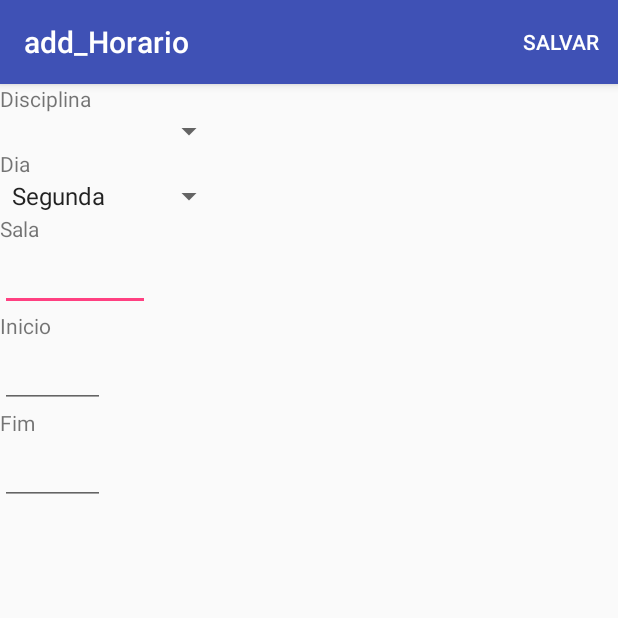
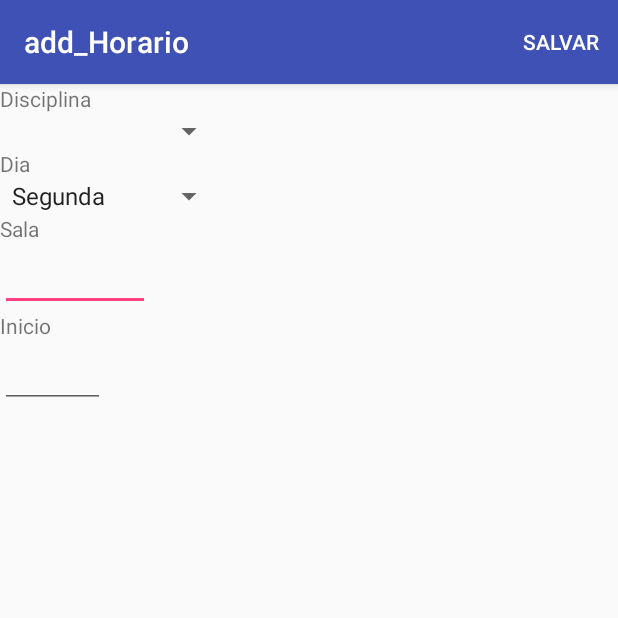
Before and after one commit to PabloAbreu95/Efficient, an Android app: the add_Horario screen opened directly, with no data from a screen before it, on a phone screen of 412 x 824 dp, the top half of it. Run offline under Robolectric (Android 15) with nearby library versions, the phone set to English and light mode, and no system bars; 4 statements that could not run were skipped.

Commit message:
removido horario final dos horarios (necessário fazer restrição quando a multiplos horários com mesma data de início)

```diff
--- a/app/src/main/java/com/example/pablo/efficient/HorarioPackage/add_Horario.java
+++ b/app/src/main/java/com/example/pablo/efficient/HorarioPackage/add_Horario.java
@@ -33,8 +33,8 @@ public class add_Horario extends AppCompatActivity {
     private horarioBD bd;
 
     private ArrayList<String> nomes;
-    int horainicial, minutoinicial, horafinal, minutofinal;
-    EditText horainicio, horariofim;
+    int horainicial, minutoinicial;
+    EditText horainicio;
 
 
     @Override
@@ -65,7 +65,7 @@ public class add_Horario extends AppCompatActivity {
 
 
         horainicio = (EditText) findViewById(R.id.edtTextHorarioInicio);
-        horariofim = (EditText) findViewById(R.id.edtTextHorarioFim);
+
 
 
 //Permissões para leitura e escrita
@@ -107,18 +107,7 @@ public class add_Horario extends AppCompatActivity {
     }
 
 
-    public void set_timefim(View view) {
-        final Calendar calendar = Calendar.getInstance();
-        horafinal = calendar.get(calendar.HOUR_OF_DAY);
-        minutofinal = calendar.get(calendar.MINUTE);
-        TimePickerDialog timepickerfim = new TimePickerDialog(this, new TimePickerDialog.OnTimeSetListener() {
-            @Override
-            public void onTimeSet(TimePicker view, int hourOfDay, int minute) {
-                horariofim.setText(String.format("%02d:%02d", hourOfDay, minute));
-            }
-        }, horafinal, minutofinal, true);
-        timepickerfim.show();
-    }
+
 
 
     @Override
@@ -142,7 +131,7 @@ public class add_Horario extends AppCompatActivity {
             Spinner spinnerDiaHorario = (Spinner) findViewById(R.id.spinnerDiaHorario);
             EditText salahorario = (EditText) findViewById(R.id.editTextSalaHorario);
             EditText horainicio = (EditText) findViewById(R.id.edtTextHorarioInicio);
-            EditText horariofim = (EditText) findViewById(R.id.edtTextHorarioFim);
+
 
 
             //Setando valores e adicionando
@@ -151,7 +140,7 @@ public class add_Horario extends AppCompatActivity {
             horario.setDia(spinnerDiaHorario.getSelectedItem().toString());
             horario.setSala(salahorario.getText().toString());
             horario.setInicio(horainicio.getText().toString());
-            horario.setFim(horariofim.getText().toString());
+
             bd.addHorario(horario);
             Toast.makeText(getBaseContext(), "Horario adicionado", Toast.LENGTH_SHORT).show();
             finish();
--- a/app/src/main/res/layout/content_add__horario.xml
+++ b/app/src/main/res/layout/content_add__horario.xml
@@ -68,22 +68,5 @@
             android:inputType="time"
             android:ems="10"/>
 
-        <TextView
-            android:id="@+id/textView11"
-            android:layout_width="match_parent"
-            android:layout_height="wrap_content"
-            android:text="@string/fim"
-            />
-
-        <EditText
-            android:id="@+id/edtTextHorarioFim"
-            android:focusable="false"
-            android:layout_width="70dp"
-            android:onClick="set_timefim"
-            android:minEms="10"
-            android:layout_height="wrap_content"
-            android:inputType="time"
-            android:ems="10"
-            />
     </LinearLayout>
 </android.support.constraint.ConstraintLayout>
```
Also changed, not shown: app/src/main/java/com/example/pablo/efficient/MainActivity.java (line endings or trailing spaces).
